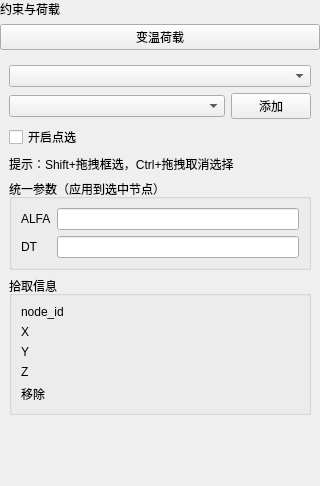
Qt form plugins/Base_PhysicalField/TemperatureLoadPage.ui (asd977/base_cae) before a commit.
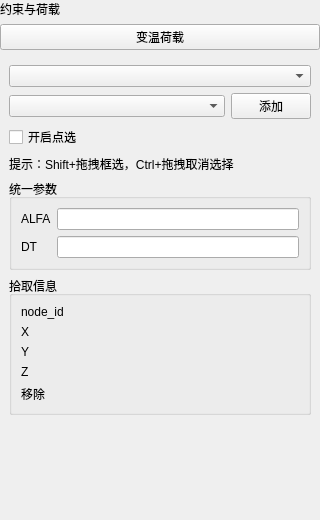
The same form after that commit. Custom widgets are drawn as their Qt base class.

Diff of the .ui file:
```diff
--- a/plugins/Base_PhysicalField/TemperatureLoadPage.ui
+++ b/plugins/Base_PhysicalField/TemperatureLoadPage.ui
@@ -7,7 +7,7 @@
     <x>0</x>
     <y>0</y>
     <width>320</width>
-    <height>486</height>
+    <height>520</height>
    </rect>
   </property>
   <property name="windowTitle">
@@ -95,7 +95,7 @@
       <item>
        <widget class="QGroupBox" name="groupBoxParams">
         <property name="title">
-         <string>统一参数（应用到选中节点）</string>
+         <string>统一参数</string>
         </property>
         <layout class="QGridLayout" name="gridLayout">
          <item row="0" column="0">
```
